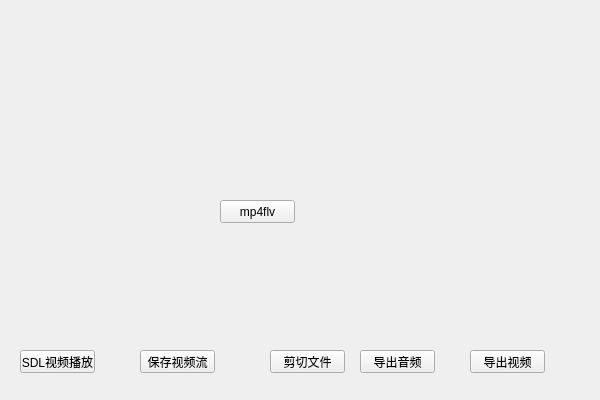
First picture: the form in src/ffmpeg_in_action/ffmpeg_in_action/ffmpeg_in_action.ui, repository liyoung1992/ffmpeg, before the edit.
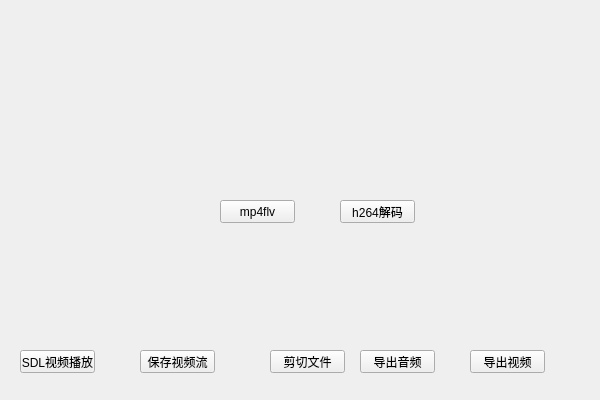
Second picture: the form after the edit.

Commit message: h264视频解码

The edit to the form file:
```diff
--- a/src/ffmpeg_in_action/ffmpeg_in_action/ffmpeg_in_action.ui
+++ b/src/ffmpeg_in_action/ffmpeg_in_action/ffmpeg_in_action.ui
@@ -91,6 +91,19 @@
     <string>mp4flv</string>
    </property>
   </widget>
+  <widget class="QPushButton" name="h264_decode_btn">
+   <property name="geometry">
+    <rect>
+     <x>340</x>
+     <y>200</y>
+     <width>75</width>
+     <height>23</height>
+    </rect>
+   </property>
+   <property name="text">
+    <string>h264解码</string>
+   </property>
+  </widget>
  </widget>
  <layoutdefault spacing="6" margin="11"/>
  <resources>
```
The commit also changes 7 other files.
